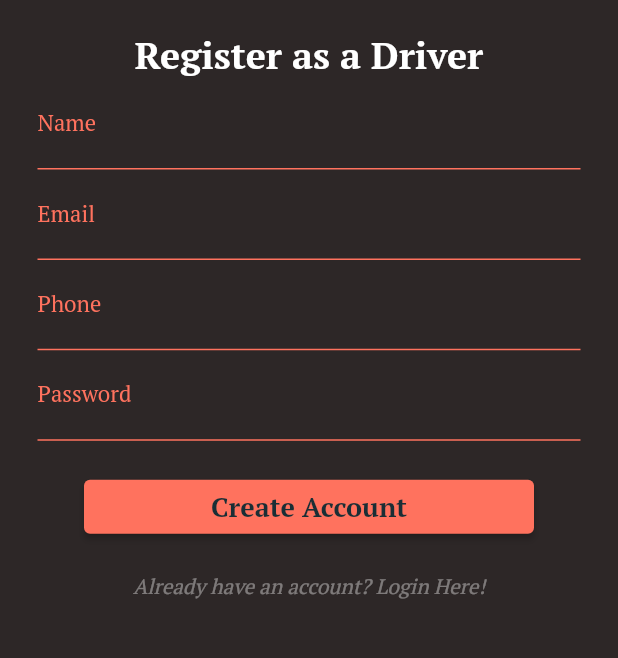
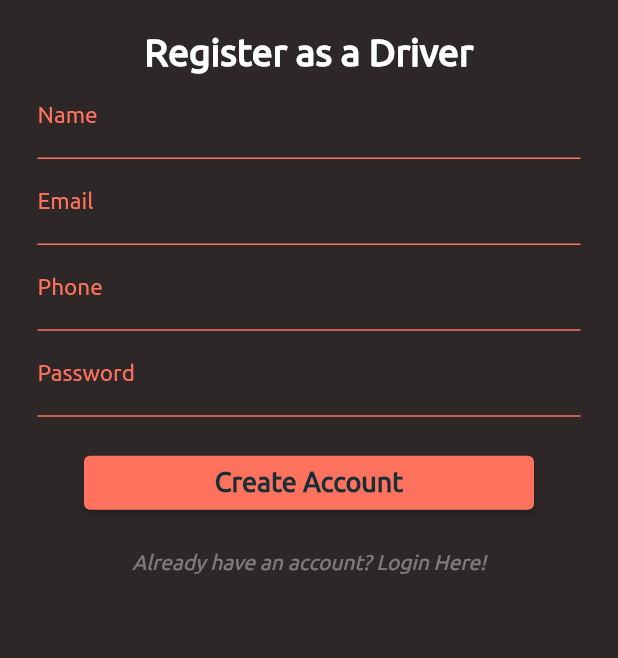
Before and after one commit to SahilMangal/RideShare-Drivers, a Flutter app: the screen it shows after launch, after a tap on "Don't have an account? Register Now!", on a phone screen of 412 x 824 dp, the part 407-1065 px from its top. Run offline on Flutter 3.47's test engine with Material 2 defaults, Android fonts, the phone set to English and light mode, and no system bars; our stand-ins replace assets_audio_player, firebase_auth, firebase_core, firebase_database, firebase_messaging, fluttertoast and 3 more; missing offline and left inert: flutter_geofire, flutter_polyline_points; accounts and stored records are empty.

Commit message:
Added new font

```diff
--- a/lib/authentication/login_screen.dart
+++ b/lib/authentication/login_screen.dart
@@ -95,7 +95,7 @@ class _LoginScreenState extends State<LoginScreen> {
                 style: TextStyle(
                     fontSize: 30,
                     color: Colors.white,
-                    fontFamily: 'PTSerif',
+                    fontFamily: 'Ubuntu',
                     fontWeight: FontWeight.bold
                 ),
               ),
@@ -106,7 +106,7 @@ class _LoginScreenState extends State<LoginScreen> {
                 keyboardType: TextInputType.emailAddress,
                 style: const TextStyle(
                   color: Color(0xFFB0BEC5),
-                  fontFamily: 'PTSerif',
+                  fontFamily: 'Ubuntu',
                 ),
                 decoration: const InputDecoration(
                   labelText: "Email",
@@ -121,10 +121,12 @@ class _LoginScreenState extends State<LoginScreen> {
                   hintStyle: TextStyle(
                     color: Colors.white,
                     fontSize: 10,
+                    fontFamily: "Ubuntu"
                   ),
                   labelStyle: TextStyle(
                     color: Color(0xFFff725e),
                     fontSize: 15,
+                    fontFamily: "Ubuntu"
                   ),
 
 
@@ -138,7 +140,7 @@ class _LoginScreenState extends State<LoginScreen> {
                 obscureText: true,
                 style: const TextStyle(
                   color: Color(0xFFB0BEC5),
-                  fontFamily: 'PTSerif',
+                  fontFamily: 'Ubuntu',
                 ),
                 decoration: const InputDecoration(
                   labelText: "Password",
@@ -153,13 +155,13 @@ class _LoginScreenState extends State<LoginScreen> {
                   hintStyle: TextStyle(
                     color: Color(0xFFB0BEC5),
                     fontSize: 10,
+                    fontFamily: "Ubuntu"
                   ),
                   labelStyle: TextStyle(
                     color: Color(0xFFff725e),
                     fontSize: 15,
+                    fontFamily: "Ubuntu"
                   ),
-
-
                 ),
               ),
 
@@ -180,7 +182,7 @@ class _LoginScreenState extends State<LoginScreen> {
                     "Login Now",
                     style: TextStyle(
                       color: Color(0xFF1a2e35),
-                      fontFamily: 'PTSerif',
+                      fontFamily: 'Ubuntu',
                       fontWeight: FontWeight.bold,
                       fontSize: 18,
                     ),
@@ -197,7 +199,7 @@ class _LoginScreenState extends State<LoginScreen> {
                   style: TextStyle(
                     color: Colors.white38,
                     fontStyle: FontStyle.italic,
-                    fontFamily: 'PTSerif',
+                    fontFamily: 'Ubuntu',
                   ),
                 ),
                 onPressed: (){
--- a/lib/authentication/signup_screen.dart
+++ b/lib/authentication/signup_screen.dart
@@ -110,7 +110,7 @@ class _SignUpScreenState extends State<SignUpScreen> {
                 style: TextStyle(
                     fontSize: 25,
                     color: Colors.white,
-                    fontFamily: 'PTSerif',
+                    fontFamily: 'Ubuntu',
                     fontWeight: FontWeight.bold
                 ),
               ),
@@ -120,7 +120,7 @@ class _SignUpScreenState extends State<SignUpScreen> {
                 controller: nameTextEditingController,
                 style: const TextStyle(
                   color: Color(0xFFB0BEC5),
-                  fontFamily: 'PTSerif',
+                  fontFamily: 'Ubuntu',
                 ),
                 decoration: const InputDecoration(
                   labelText: "Name",
@@ -135,10 +135,12 @@ class _SignUpScreenState extends State<SignUpScreen> {
                   hintStyle: TextStyle(
                     color: Colors.white,
                     fontSize: 10,
+                    fontFamily: "Ubuntu"
                   ),
                   labelStyle: TextStyle(
                     color: Color(0xFFff725e),
                     fontSize: 15,
+                    fontFamily: "Ubuntu"
                   ),
 
 
@@ -151,7 +153,7 @@ class _SignUpScreenState extends State<SignUpScreen> {
                 keyboardType: TextInputType.emailAddress,
                 style: const TextStyle(
                   color: Color(0xFFB0BEC5),
-                  fontFamily: 'PTSerif',
+                  fontFamily: 'Ubuntu',
                 ),
                 decoration: const InputDecoration(
                   labelText: "Email",
@@ -166,13 +168,13 @@ class _SignUpScreenState extends State<SignUpScreen> {
                   hintStyle: TextStyle(
                     color: Colors.white,
                     fontSize: 10,
+                    fontFamily: "Ubuntu"
                   ),
                   labelStyle: TextStyle(
                     color: Color(0xFFff725e),
                     fontSize: 15,
+                    fontFamily: "Ubuntu"
                   ),
-
-
                 ),
               ),
 
@@ -182,7 +184,7 @@ class _SignUpScreenState extends State<SignUpScreen> {
                 keyboardType: TextInputType.phone,
                 style: const TextStyle(
                   color: Color(0xFFB0BEC5),
-                  fontFamily: 'PTSerif',
+                  fontFamily: 'Ubuntu',
                 ),
                 decoration: const InputDecoration(
                   labelText: "Phone",
@@ -197,13 +199,13 @@ class _SignUpScreenState extends State<SignUpScreen> {
                   hintStyle: TextStyle(
                     color: Colors.white,
                     fontSize: 10,
+                    fontFamily: "Ubuntu"
                   ),
                   labelStyle: TextStyle(
                     color: Color(0xFFff725e),
                     fontSize: 15,
+                    fontFamily: "Ubuntu"
                   ),
-
-
                 ),
               ),
 
@@ -214,7 +216,7 @@ class _SignUpScreenState extends State<SignUpScreen> {
                 obscureText: true,
                 style: const TextStyle(
                   color: Color(0xFFB0BEC5),
-                  fontFamily: 'PTSerif',
+                  fontFamily: 'Ubuntu',
                 ),
                 decoration: const InputDecoration(
                   labelText: "Password",
@@ -229,13 +231,13 @@ class _SignUpScreenState extends State<SignUpScreen> {
                   hintStyle: TextStyle(
                     color: Colors.white,
                     fontSize: 10,
+                    fontFamily: "Ubuntu"
                   ),
                   labelStyle: TextStyle(
                     color: Color(0xFFff725e),
                     fontSize: 15,
+                    fontFamily: "Ubuntu"
                   ),
-
-
                 ),
               ),
 
@@ -256,7 +258,7 @@ class _SignUpScreenState extends State<SignUpScreen> {
                     "Create Account",
                     style: TextStyle(
                       color: Color(0xFF1a2e35),
-                      fontFamily: 'PTSerif',
+                      fontFamily: 'Ubuntu',
                       fontWeight: FontWeight.bold,
                       fontSize: 18,
                     ),
@@ -273,7 +275,7 @@ class _SignUpScreenState extends State<SignUpScreen> {
                   style: TextStyle(
                     color: Colors.white38,
                     fontStyle: FontStyle.italic,
-                    fontFamily: 'PTSerif',
+                    fontFamily: 'Ubuntu',
                   ),
                 ),
                 onPressed: (){
--- a/lib/mainScreens/main_screen.dart
+++ b/lib/mainScreens/main_screen.dart
@@ -70,8 +70,8 @@ class _MainScreenState extends State<MainScreen> with SingleTickerProviderStateM
         selectedItemColor: const Color(0xFFff725e), //0xFFC0CA33
         backgroundColor: const Color(0xFF2D2727),
         type: BottomNavigationBarType.fixed,
-        selectedLabelStyle: const TextStyle(fontSize: 14, fontFamily: 'PTSerif'),
-        unselectedLabelStyle: const TextStyle(fontFamily: 'PTSerif',),
+        selectedLabelStyle: const TextStyle(fontSize: 15, fontFamily: 'Ubuntu'),
+        unselectedLabelStyle: const TextStyle(fontFamily: 'Ubuntu',),
         showUnselectedLabels: true,
         currentIndex: selectedIndex,
         onTap: onItemClicked,
--- a/lib/splashScreen/splash_screen.dart
+++ b/lib/splashScreen/splash_screen.dart
@@ -52,7 +52,7 @@ class _MySplashScreenState extends State<MySplashScreen> {
                 style: TextStyle(
                   fontSize: 30,
                   color: Color(0xFFff725e),
-                  fontFamily: 'PTSerif',
+                  fontFamily: 'Ubuntu',
                   fontWeight: FontWeight.bold,
                 ),
               )
--- a/lib/tagPages/home_tab.dart
+++ b/lib/tagPages/home_tab.dart
@@ -153,7 +153,7 @@ class _HomeTabPageState extends State<HomeTabPage> {
                       setState(() {
                         statusText = "Now Online";
                         isDriverActive = true;
-                        buttonColor = Colors.transparent;
+                        buttonColor = Colors.black87;
                       });
                       // Display Toast
                       Fluttertoast.showToast(msg: "Your are Online Now!");
@@ -173,7 +173,7 @@ class _HomeTabPageState extends State<HomeTabPage> {
                     primary: buttonColor,
                     padding: const EdgeInsets.symmetric(horizontal: 20, vertical: 5),
                     shape: RoundedRectangleBorder(
-                      borderRadius: BorderRadius.circular(26),
+                      borderRadius: BorderRadius.circular(10),
                     ),
                   ),
                   child: statusText != "Now Online"
@@ -181,7 +181,7 @@ class _HomeTabPageState extends State<HomeTabPage> {
                         statusText,
                         style: const TextStyle(
                           fontSize: 17,
-                          fontFamily: 'PTSerif',
+                          fontFamily: 'Ubuntu',
                           fontWeight: FontWeight.bold,
                           color: Colors.white,
                         ),
--- a/lib/widgets/info_design_ui.dart
+++ b/lib/widgets/info_design_ui.dart
@@ -28,7 +28,7 @@ class _InfoDesignUIWidgetState extends State<InfoDesignUIWidget> {
           widget.textInfo!,
           style: const TextStyle(
             fontWeight: FontWeight.bold,
-            fontFamily: "PTSerif",
+            fontFamily: "Ubuntu",
             fontSize: 16,
             color: Colors.white,
           ),
--- a/lib/widgets/progress_dialog.dart
+++ b/lib/widgets/progress_dialog.dart
@@ -34,6 +34,8 @@ class ProgressDialog extends StatelessWidget {
                 style: const TextStyle(
                   color: Color(0xFFff725e),
                   fontSize: 15.0,
+                  fontFamily: "Ubuntu",
+                  fontWeight: FontWeight.bold,
                 ),
               )
 
--- a/pubspec.yaml
+++ b/pubspec.yaml
@@ -120,3 +120,7 @@ flutter:
           style: normal
         - asset: fonts/PTSerif-Bold.ttf
           style: italic
+    - family: Ubuntu
+      fonts:
+        - asset: fonts/Ubuntu-Regular.ttf
+          style: normal
```
Also changed, not shown: lib/authentication/car_info_screen.dart (+14 -7 lines), lib/mainScreens/new_trip_screen.dart (+7 -2 lines), lib/mainScreens/trips_history_screen.dart (+5 -2 lines), lib/push_notifications/notification_dialog_box.dart (+10 -5 lines), lib/tagPages/earning_tab.dart (+6 -4 lines), lib/tagPages/profile_tab.dart (+18 -6 lines), lib/tagPages/ratings_tab.dart (+4 -4 lines), lib/widgets/fare_amount_collection_dialog.dart (+4 -4 lines), lib/widgets/history_design_ui.dart (+26 -21 lines), fonts/Ubuntu-Regular.ttf (added), pubspec.lock.
